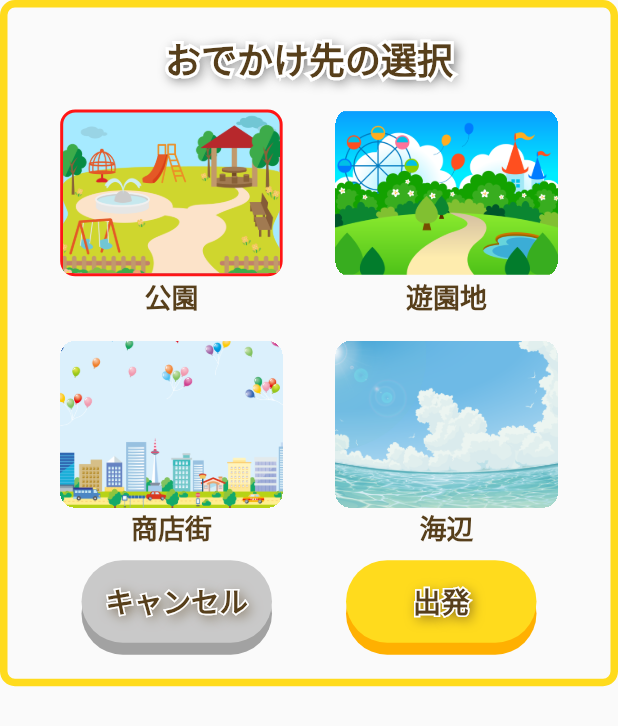
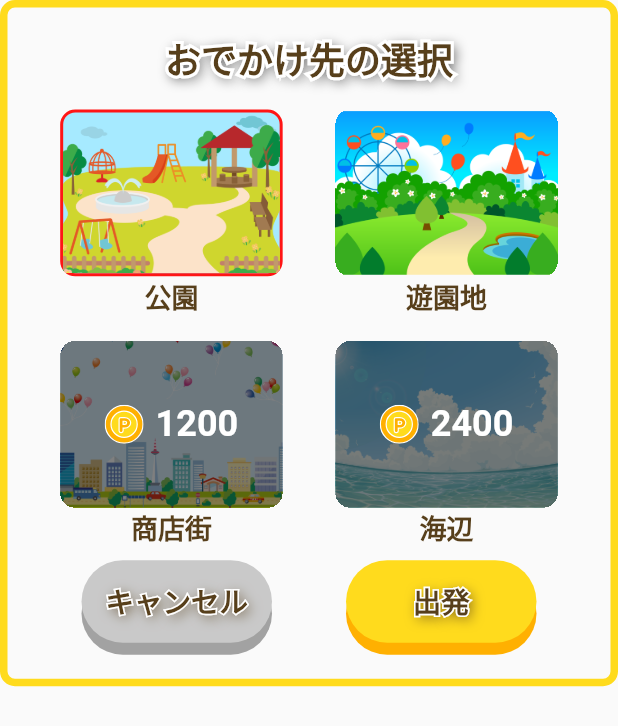
Before and after one commit to mosamosamosamosa/Anitection, a Flutter app: the StrollSelectionDialogLayout widget shown alone on an empty page, opened directly, on a phone screen of 412 x 824 dp. Shown: the top 726 px of the screen. Run offline on Flutter 3.47's test engine with Material 2 defaults, Android fonts, the phone set to English and light mode, and no system bars; our stand-ins replace dio, flutter_chat_bubble, flutter_dotenv, flutter_riverpod, flutter_svg, google_fonts and 4 more; accounts and stored records are empty; generated files the repository leaves out were written again; network calls fail; Roboto replaces fonts that are missing (Anek Bangle).

Commit message:
feat: レイアウトを合わせた

```diff
--- a/anitection/lib/screens/animal_room/animal_room_stroll_selection_dialog.dart
+++ b/anitection/lib/screens/animal_room/animal_room_stroll_selection_dialog.dart
@@ -2,6 +2,7 @@
 import 'package:anitection/components/normal_button.dart';
 import 'package:anitection/components/stroke_text.dart';
 import 'package:flutter/material.dart';
+import 'package:flutter_svg/flutter_svg.dart';
 
 class StrollSelectionDialogLayout extends StatefulWidget {
   const StrollSelectionDialogLayout({super.key});
@@ -154,11 +155,38 @@
                               width: 2,
                             ) : null,
                           ),
-                          child: Image.asset(
+                          child: Stack(
+                            children: [
+                              Image.asset(
                                 "assets/images/img_shopping_street.png",
                                 fit: BoxFit.cover,
                                 width: width * aspect,
                                 height: (width * aspect) * (90 / 120),
+                              ),
+                              Container(
+                                width: width * aspect,
+                                height: (width * aspect) * (90 / 120),
+                                decoration: BoxDecoration(
+                                  color: const Color(0x80000000),
+                                ),
+                                child: Row(
+                                  mainAxisAlignment: MainAxisAlignment.center,
+                                  children: [
+                                    SvgPicture.asset("assets/svg/ic_point.svg", width: 26, height: 26,),
+                                    const SizedBox(width: 8,),
+                                    const Text(
+                                      "1200",
+                                      style: TextStyle(
+                                        fontSize: 24,
+                                        fontWeight: FontWeight.bold,
+                                        color: Colors.white,
+                                        fontFamily: "Anek Bangle"
+                                      ),
+                                    )
+                                  ],
+                                ),
+                              )
+                            ],
                           ),
                         ),
                       ),
@@ -191,11 +219,38 @@
                               width: 2,
                             ) : null,
                           ),
-                          child: Image.asset(
+                          child: Stack(
+                            children: [
+                              Image.asset(
                                 "assets/images/img_seaside.png",
                                 fit: BoxFit.cover,
                                 width: width * aspect,
                                 height: (width * aspect) * (90 / 120),
+                              ),
+                              Container(
+                                width: width * aspect,
+                                height: (width * aspect) * (90 / 120),
+                                decoration: const BoxDecoration(
+                                  color: Color(0x80000000),
+                                ),
+                                child: Row(
+                                  mainAxisAlignment: MainAxisAlignment.center,
+                                  children: [
+                                    SvgPicture.asset("assets/svg/ic_point.svg", width: 26, height: 26,),
+                                    const SizedBox(width: 8,),
+                                    const Text(
+                                      "2400",
+                                      style: TextStyle(
+                                          fontSize: 24,
+                                          fontWeight: FontWeight.bold,
+                                          color: Colors.white,
+                                          fontFamily: "Anek Bangle"
+                                      ),
+                                    )
+                                  ],
+                                ),
+                              ),
+                            ],
                           ),
                         ),
                       ),
```
Lines whose indentation alone changed are shown as unchanged.
